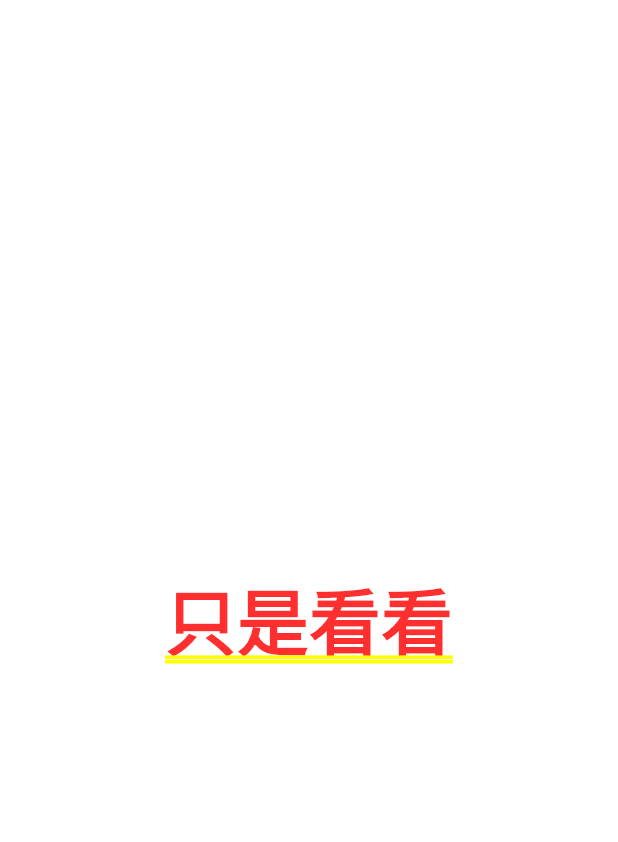
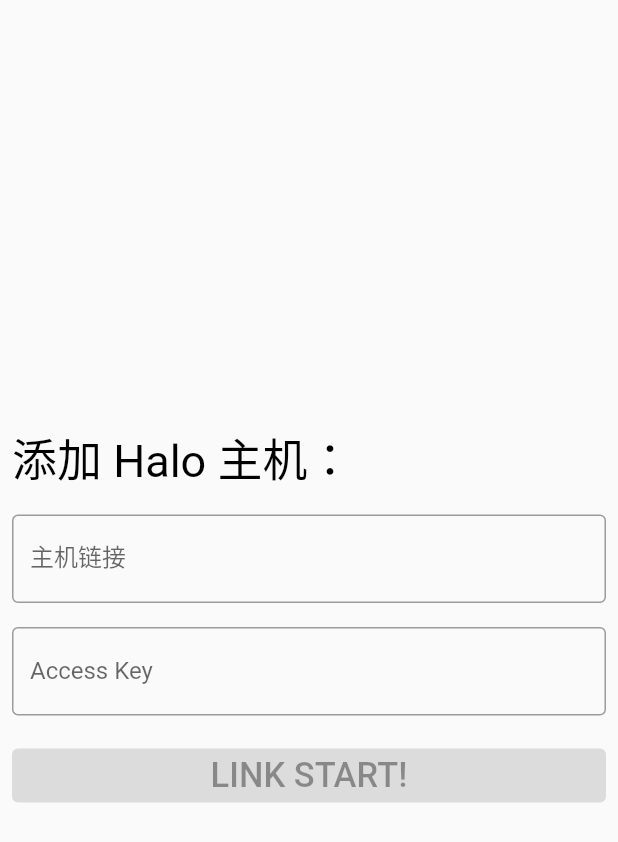
Before and after one commit to Yue-plus/SuperHalo, a Flutter app: the screen it shows after launch, after a tap on "只是看看", on a phone screen of 412 x 824 dp. Shown: the top 842 px of the screen. Run offline on Flutter 3.47's test engine with Material 2 defaults, Android fonts, the phone set to English and light mode, and no system bars.

Commit message:
添加halo主机对话框

```diff
--- a/lib/welcome/tourist.dart
+++ b/lib/welcome/tourist.dart
@@ -5,8 +5,48 @@ class Tourist extends StatelessWidget {
 
   @override
   Widget build(BuildContext context) {
-    return const Center(
-      child: Text("只是看看", textDirection: TextDirection.ltr,),
+    return Scaffold(
+      body: Padding(
+        padding: const EdgeInsets.all(8),
+        child: Column(
+            crossAxisAlignment: CrossAxisAlignment.stretch,
+            mainAxisAlignment: MainAxisAlignment.center,
+            children: const [
+              Text(
+                '添加 Halo 主机：',
+                textDirection: TextDirection.ltr,
+                style: TextStyle(
+                  color: Colors.black,
+                  fontSize: 30
+                ),
+              ),
+              SizedBox(height: 16),
+              TextField(
+                decoration: InputDecoration(
+                  border: OutlineInputBorder(),
+                  labelText: '主机链接',
+                ),
+              ),
+              SizedBox(height: 16),
+              TextField(
+                decoration: InputDecoration(
+                  border: OutlineInputBorder(),
+                  labelText: 'Access Key',
+                ),
+              ),
+              SizedBox(height: 16),
+              ElevatedButton(
+                onPressed: null,
+                child: Text(
+                  "LINK START!",
+                  style: TextStyle(
+                    fontSize: 23
+                  ),
+                )
+              )
+            ]
+        ),
+      ),
     );
   }
 }
--- a/lib/welcome/welcome.dart
+++ b/lib/welcome/welcome.dart
@@ -15,7 +15,7 @@ class Welcome extends StatelessWidget {
           "SuperHalo!",
           textDirection: TextDirection.ltr,
           style: TextStyle(
-            color: Colors.black,
+            color: Color.fromRGBO(34, 187, 255, 1.0),
             fontSize: 46,
             decoration: TextDecoration.none
           )
```
